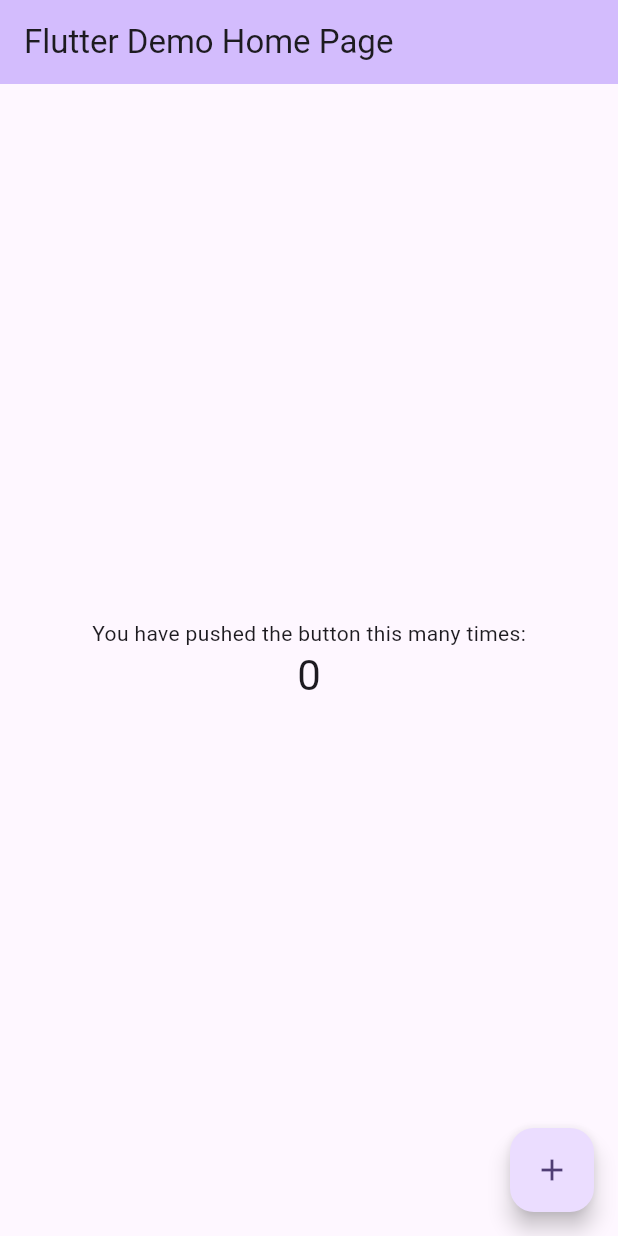
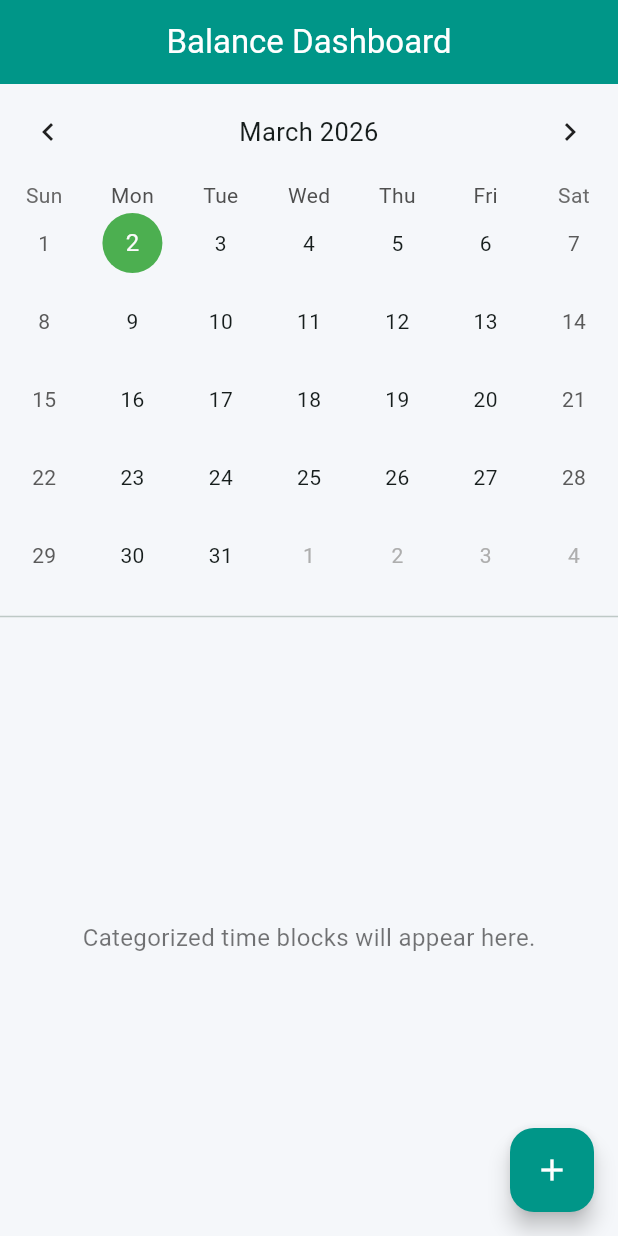
Before and after one commit to KumarS14/balance_app, a Flutter app: the screen it shows after launch, on a phone screen of 412 x 824 dp. Run offline on Flutter 3.47's test engine with Material 3 defaults, Android fonts, the light colour scheme and no system bars; drawn by our look-alikes of table_calendar.

Commit message:
feat: implement Teal/Green UI calendar and resolve Android dependency conflicts

```diff
--- a/lib/main.dart
+++ b/lib/main.dart
@@ -1,121 +1,120 @@
 import 'package:flutter/material.dart';
+import 'package:table_calendar/table_calendar.dart';
 
 void main() {
-  runApp(const MyApp());
+  // I must ensure Flutter bindings are initialized before running the app.
+  // This is a strict technical requirement for my Local-First SQLite architecture
+  // to access the device's hard drive and protect user privacy.
+  WidgetsFlutterBinding.ensureInitialized();
+  runApp(const BalanceApp());
 }
 
-class MyApp extends StatelessWidget {
-  const MyApp({super.key});
+class BalanceApp extends StatelessWidget {
+  const BalanceApp({super.key});
 
-  // This widget is the root of your application.
   @override
   Widget build(BuildContext context) {
     return MaterialApp(
-      title: 'Flutter Demo',
+      title: 'Balance: Life Management',
+      debugShowCheckedModeBanner: false, // I removed the debug banner to maintain a clean UI for testing.
       theme: ThemeData(
-        // This is the theme of your application.
-        //
-        // TRY THIS: Try running your application with "flutter run". You'll see
-        // the application has a purple toolbar. Then, without quitting the app,
-        // try changing the seedColor in the colorScheme below to Colors.green
-        // and then invoke "hot reload" (save your changes or press the "hot
-        // reload" button in a Flutter-supported IDE, or press "r" if you used
-        // the command line to start the app).
-        //
-        // Notice that the counter didn't reset back to zero; the application
-        // state is not lost during the reload. To reset the state, use hot
-        // restart instead.
-        //
-        // This works for code too, not just values: Most code changes can be
-        // tested with just a hot reload.
-        colorScheme: .fromSeed(seedColor: Colors.deepPurple),
+        // I implemented this Teal and Green colour palette based on my visual research.
+        // It deliberately reduces visual stress and contrasts with the anxiety-inducing
+        // reds I observed in competitor apps like Pomofocus.
+        colorScheme: ColorScheme.fromSeed(
+          seedColor: Colors.teal,
+          primary: Colors.teal,
+          secondary: Colors.green,
+          surface: const Color(0xFFF5F7FA), // Calming off-white background
+        ),
+        useMaterial3: true,
+        appBarTheme: const AppBarTheme(
+          centerTitle: true,
+          backgroundColor: Colors.teal,
+          foregroundColor: Colors.white,
+          elevation: 0,
+        ),
       ),
-      home: const MyHomePage(title: 'Flutter Demo Home Page'),
+      home: const BalanceDashboard(),
     );
   }
 }
 
-class MyHomePage extends StatefulWidget {
-  const MyHomePage({super.key, required this.title});
-
-  // This widget is the home page of your application. It is stateful, meaning
-  // that it has a State object (defined below) that contains fields that affect
-  // how it looks.
-
-  // This class is the configuration for the state. It holds the values (in this
-  // case the title) provided by the parent (in this case the App widget) and
-  // used by the build method of the State. Fields in a Widget subclass are
-  // always marked "final".
-
-  final String title;
+class BalanceDashboard extends StatefulWidget {
+  const BalanceDashboard({super.key});
 
   @override
-  State<MyHomePage> createState() => _MyHomePageState();
+  State<BalanceDashboard> createState() => _BalanceDashboardState();
 }
 
-class _MyHomePageState extends State<MyHomePage> {
-  int _counter = 0;
-
-  void _incrementCounter() {
-    setState(() {
-      // This call to setState tells the Flutter framework that something has
-      // changed in this State, which causes it to rerun the build method below
-      // so that the display can reflect the updated values. If we changed
-      // _counter without calling setState(), then the build method would not be
-      // called again, and so nothing would appear to happen.
-      _counter++;
-    });
-  }
+class _BalanceDashboardState extends State<BalanceDashboard> {
+  // These variables manage my calendar state, which I designed specifically
+  // to support the 'Reflection' stage of the Personal Informatics model.
+  DateTime _focusedDay = DateTime.now();
+  DateTime? _selectedDay;
 
   @override
   Widget build(BuildContext context) {
-    // This method is rerun every time setState is called, for instance as done
-    // by the _incrementCounter method above.
-    //
-    // The Flutter framework has been optimized to make rerunning build methods
-    // fast, so that you can just rebuild anything that needs updating rather
-    // than having to individually change instances of widgets.
     return Scaffold(
       appBar: AppBar(
-        // TRY THIS: Try changing the color here to a specific color (to
-        // Colors.amber, perhaps?) and trigger a hot reload to see the AppBar
-        // change color while the other colors stay the same.
-        backgroundColor: Theme.of(context).colorScheme.inversePrimary,
-        // Here we take the value from the MyHomePage object that was created by
-        // the App.build method, and use it to set our appbar title.
-        title: Text(widget.title),
+        title: const Text('Balance Dashboard'),
       ),
-      body: Center(
-        // Center is a layout widget. It takes a single child and positions it
-        // in the middle of the parent.
-        child: Column(
-          // Column is also a layout widget. It takes a list of children and
-          // arranges them vertically. By default, it sizes itself to fit its
-          // children horizontally, and tries to be as tall as its parent.
-          //
-          // Column has various properties to control how it sizes itself and
-          // how it positions its children. Here we use mainAxisAlignment to
-          // center the children vertically; the main axis here is the vertical
-          // axis because Columns are vertical (the cross axis would be
-          // horizontal).
-          //
-          // TRY THIS: Invoke "debug painting" (choose the "Toggle Debug Paint"
-          // action in the IDE, or press "p" in the console), to see the
-          // wireframe for each widget.
-          mainAxisAlignment: .center,
-          children: [
-            const Text('You have pushed the button this many times:'),
-            Text(
-              '$_counter',
-              style: Theme.of(context).textTheme.headlineMedium,
+      body: Column(
+        children: [
+          // The Interactive Table Calendar for the Reflection Stage
+          TableCalendar(
+            firstDay: DateTime.utc(2024, 1, 1),
+            lastDay: DateTime.utc(2030, 12, 31),
+            focusedDay: _focusedDay,
+            selectedDayPredicate: (day) {
+              return isSameDay(_selectedDay, day);
+            },
+            onDaySelected: (selectedDay, focusedDay) {
+              setState(() {
+                _selectedDay = selectedDay;
+                _focusedDay = focusedDay;
+              });
+            },
+            calendarStyle: const CalendarStyle(
+              todayDecoration: BoxDecoration(
+                color: Colors.green, // Calm visual indicator for the current day
+                shape: BoxShape.circle,
+              ),
+              selectedDecoration: BoxDecoration(
+                color: Colors.teal, // Primary focus indicator for user selection
+                shape: BoxShape.circle,
+              ),
             ),
-          ],
-        ),
+            headerStyle: const HeaderStyle(
+              formatButtonVisible: false, // I am hiding extra buttons to prevent UI clutter
+              titleCentered: true,
+            ),
+          ),
+
+          const Divider(height: 30, thickness: 1),
+
+          // Area reserved for rendering the categorized time blocks (Study, Sleep, Leisure)
+          const Expanded(
+            child: Center(
+              child: Text(
+                'Categorized time blocks will appear here.',
+                style: TextStyle(fontSize: 16, color: Colors.black54),
+              ),
+            ),
+          ),
+        ],
       ),
+
+      // I designed this Floating Action Button as the trigger for my 'Time Locking'
+      // feature to introduce friction and force a cognitive pause.
       floatingActionButton: FloatingActionButton(
-        onPressed: _incrementCounter,
-        tooltip: 'Increment',
-        child: const Icon(Icons.add),
+        onPressed: () {
+          // TODO: Implement the Time Locking Category Modal (Study, Sleep, Leisure)
+          debugPrint("Time Locking trigger pressed");
+        },
+        backgroundColor: Colors.teal,
+        tooltip: 'Add Categorized Time Block',
+        child: const Icon(Icons.add, color: Colors.white),
       ),
     );
   }
```
Also changed, not shown: pubspec.lock.
